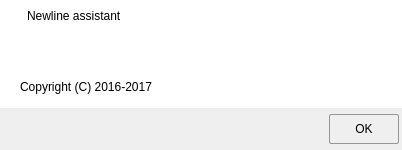
Above: newline-2nd/Gui/aboutdialog.ui from jhonconal/newline-master before the change. Below: the same form after it.
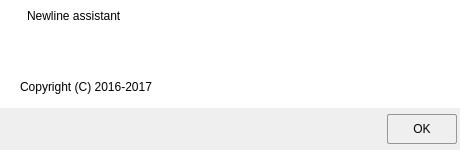
That is the form after the change. Icons and pictures are not drawn.

Patch:
```diff
--- a/newline-2nd/Gui/aboutdialog.ui
+++ b/newline-2nd/Gui/aboutdialog.ui
@@ -6,7 +6,7 @@
    <rect>
     <x>0</x>
     <y>0</y>
-    <width>402</width>
+    <width>460</width>
     <height>150</height>
    </rect>
   </property>
```
